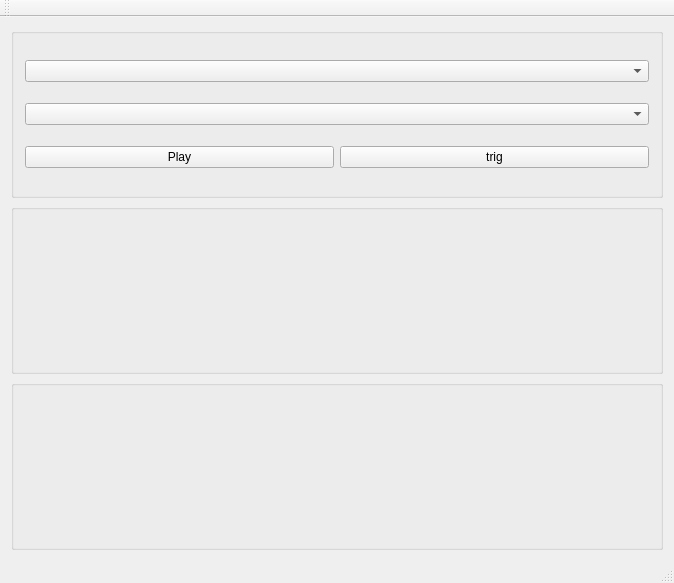
cequenser/sequencer, file apps/synth/synth.ui: the form before one commit.
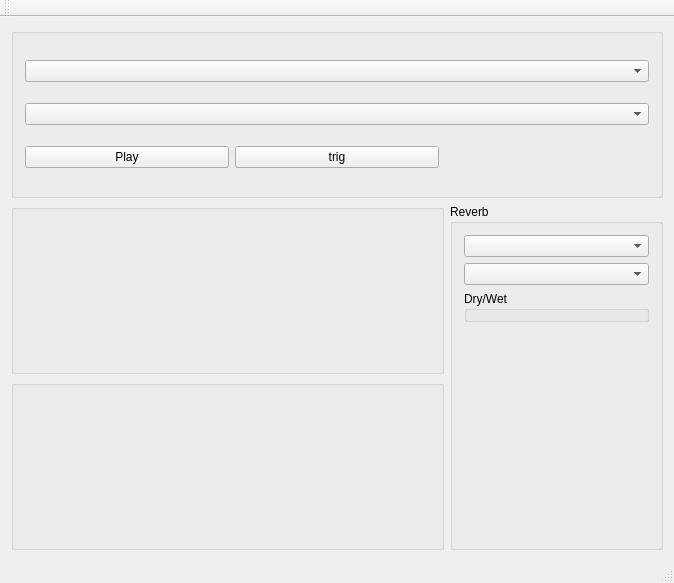
The form after the commit. Custom widgets are drawn as their Qt base class.

Commit message: Add convolution reverb for short reverbs (max. 32k samples)

Diff of the .ui file:
```diff
--- a/apps/synth/synth.ui
+++ b/apps/synth/synth.ui
@@ -15,22 +15,61 @@
   </property>
   <widget class="QWidget" name="centralWidget">
    <layout class="QGridLayout" name="gridLayout">
-    <item row="0" column="0" colspan="2">
+    <item row="4" column="1" colspan="2">
+     <widget class="qt::chain_t" name="osc_1_box">
+      <property name="title">
+       <string/>
+      </property>
+     </widget>
+    </item>
+    <item row="3" column="1" colspan="2">
+     <widget class="qt::chain_t" name="osc_2_box">
+      <property name="title">
+       <string/>
+      </property>
+     </widget>
+    </item>
+    <item row="3" column="3" rowspan="2">
+     <widget class="QGroupBox" name="reverb_box">
+      <property name="title">
+       <string>Reverb</string>
+      </property>
+      <layout class="QGridLayout" name="gridLayout_3">
+       <item row="1" column="1">
+        <widget class="QComboBox" name="reverb_type_box"/>
+       </item>
+       <item row="0" column="1">
+        <widget class="QComboBox" name="reverb_folder_box"/>
+       </item>
+       <item row="2" column="1">
+        <widget class="qt::poti_t" name="dry_wet_poti">
+         <property name="title">
+          <string>Dry/Wet</string>
+         </property>
+        </widget>
+       </item>
+       <item row="3" column="1">
+        <spacer name="verticalSpacer">
+         <property name="orientation">
+          <enum>Qt::Vertical</enum>
+         </property>
+         <property name="sizeHint" stdset="0">
+          <size>
+           <width>20</width>
+           <height>40</height>
+          </size>
+         </property>
+        </spacer>
+       </item>
+      </layout>
+     </widget>
+    </item>
+    <item row="0" column="1" colspan="3">
      <widget class="QGroupBox" name="groupBox">
       <property name="title">
        <string/>
       </property>
       <layout class="QGridLayout" name="gridLayout_2">
-       <item row="0" column="0" colspan="2">
-        <widget class="QComboBox" name="audio_device_box"/>
-       </item>
-       <item row="2" column="1">
-        <widget class="QPushButton" name="trig_button">
-         <property name="text">
-          <string>trig</string>
-         </property>
-        </widget>
-       </item>
        <item row="2" column="0">
         <widget class="QPushButton" name="play_button">
          <property name="text">
@@ -38,26 +77,32 @@
          </property>
         </widget>
        </item>
-       <item row="1" column="0" colspan="2">
+       <item row="2" column="1">
+        <widget class="QPushButton" name="trig_button">
+         <property name="text">
+          <string>trig</string>
+         </property>
+        </widget>
+       </item>
+       <item row="2" column="2">
+        <widget class="QLabel" name="bpm_label">
+         <property name="text">
+          <string/>
+         </property>
+         <property name="alignment">
+          <set>Qt::AlignRight|Qt::AlignTrailing|Qt::AlignVCenter</set>
+         </property>
+        </widget>
+       </item>
+       <item row="1" column="0" colspan="3">
         <widget class="QComboBox" name="midiin_box"/>
        </item>
+       <item row="0" column="0" colspan="3">
+        <widget class="QComboBox" name="audio_device_box"/>
+       </item>
       </layout>
      </widget>
     </item>
-    <item row="4" column="0" colspan="2">
-     <widget class="qt::chain_t" name="osc_1_box">
-      <property name="title">
-       <string/>
-      </property>
-     </widget>
-    </item>
-    <item row="3" column="0" colspan="2">
-     <widget class="qt::chain_t" name="osc_2_box">
-      <property name="title">
-       <string/>
-      </property>
-     </widget>
-    </item>
    </layout>
   </widget>
   <widget class="QMenuBar" name="menuBar">
@@ -88,6 +133,12 @@
    <header>chain.hpp</header>
    <container>1</container>
   </customwidget>
+  <customwidget>
+   <class>qt::poti_t</class>
+   <extends>QGroupBox</extends>
+   <header>poti.hpp</header>
+   <container>1</container>
+  </customwidget>
  </customwidgets>
  <resources/>
  <connections>
```
Left out of the diff: 43 changed lines with no effect on the pictures. The commit also changes 145 other files.
